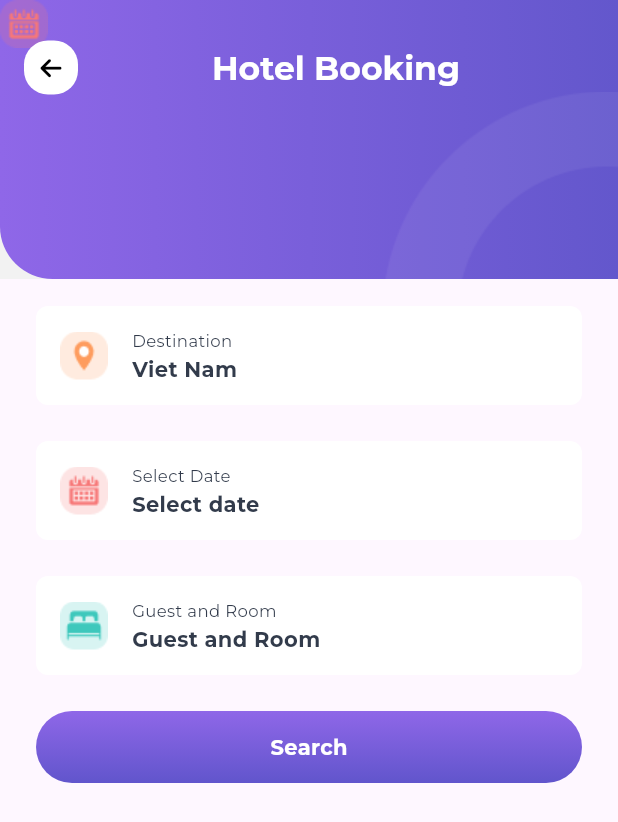
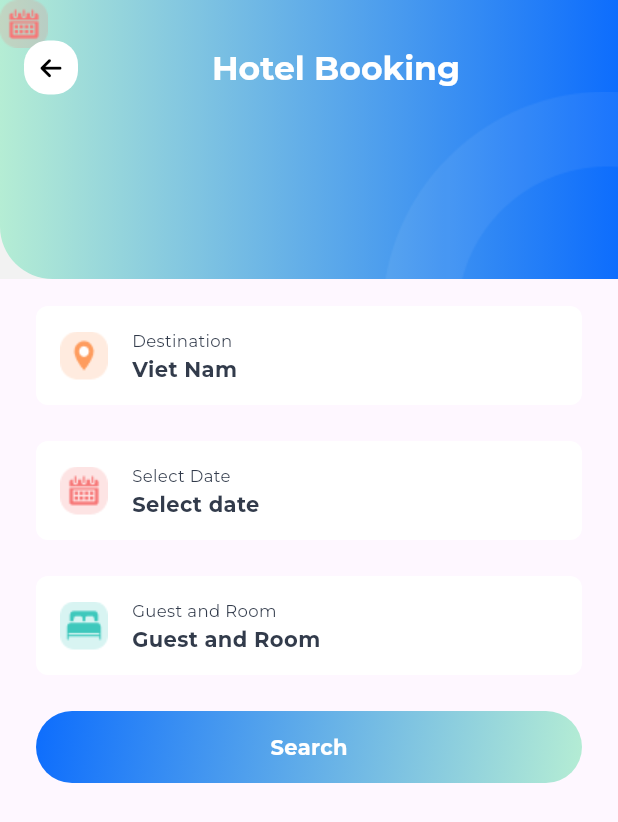
Before and after one commit to Omar-Ashraf-69/egy-explor, a Flutter app: the ExploreViewBody screen opened directly, after a tap on an icon or button, on a phone screen of 412 x 824 dp. Shown: the top 822 px of the screen. Run offline on Flutter 3.47's test engine with Material 3 defaults, Android fonts, the phone set to English and light mode, and no system bars; our stand-ins replace cached_network_image, card_swiper, cloud_firestore, dio, firebase_auth, firebase_core and 9 more; accounts and stored records are empty.

Commit message:
Update color palette and gradient usage in the app
Use updated primary and secondary colors in color palette and gradients.
Refactor code for better readability and consistency.

```diff
--- a/lib/core/constants/color_palatte.dart
+++ b/lib/core/constants/color_palatte.dart
@@ -1,7 +1,8 @@
+import 'package:egy_exlpor/core/utils/colors.dart';
 import 'package:flutter/material.dart';
 
 class ColorPalette {
-  static const Color primaryColor = Color(0xff6155CC);
+  static const Color primaryColor = Color(0xFF0D6DFD);
   static const Color secondColor = Color(0xff8F67E8);
   static const Color yellowColor = Color(0xffFE9C5E);
 
@@ -14,10 +15,10 @@ class ColorPalette {
 class Gradients {
   static const Gradient defaultGradientBackground = LinearGradient(
     begin: Alignment.topLeft,
-    end: Alignment.bottomLeft,
+    end: Alignment.bottomRight,
     colors: [
-      ColorPalette.secondColor,
-      ColorPalette.primaryColor,
+      kPrimaryColor,
+      kSeconderyGreenColor,
     ],
   );
 }
--- a/lib/features/explore/features/hotel/presentation/views/widgets/app_bar_container.dart
+++ b/lib/features/explore/features/hotel/presentation/views/widgets/app_bar_container.dart
@@ -17,7 +17,8 @@ class AppBarContainer extends StatelessWidget {
     this.paddingContent = const EdgeInsets.symmetric(
       horizontal: 24.0,
     ),
-  })  : assert(title != null || titleString != null, 'title or titleString can\'t be null');
+  }) : assert(title != null || titleString != null,
+            'title or titleString can\'t be null');
 
   final Widget child;
   final Widget? title;
@@ -68,14 +69,16 @@ class AppBarContainer extends StatelessWidget {
                               children: [
                                 Text(
                                   titleString ?? '',
-                                  style: TextStyles.defaultStyle.fontHeader.whiteTextColor.bold,
+                                  style: TextStyles.defaultStyle.fontHeader
+                                      .whiteTextColor.bold,
                                 ),
                                 if (subTitleString != null)
                                   Padding(
                                     padding: const EdgeInsets.only(top: 24),
                                     child: Text(
                                       subTitleString!,
-                                      style: TextStyles.defaultStyle.fontCaption.whiteTextColor,
+                                      style: TextStyles.defaultStyle.fontCaption
+                                          .whiteTextColor,
                                     ),
                                   ),
                               ],
@@ -105,7 +108,10 @@ class AppBarContainer extends StatelessWidget {
                   Container(
                     decoration: const BoxDecoration(
                       gradient: LinearGradient(
-                        colors: [Color(0xff8F67E8), Color(0xff6357CC)],
+                        colors: [
+                          kSeconderyGreenColor,
+                          kPrimaryColor,
+                        ],
                       ),
                       borderRadius: BorderRadius.only(
                         bottomLeft: Radius.circular(35),
@@ -136,7 +142,7 @@ class AppBarContainer extends StatelessWidget {
             ),
           ),
           Container(
-            margin:const  EdgeInsets.only(top: 156),
+            margin: const EdgeInsets.only(top: 156),
             padding: paddingContent,
             child: child,
           ),
```
